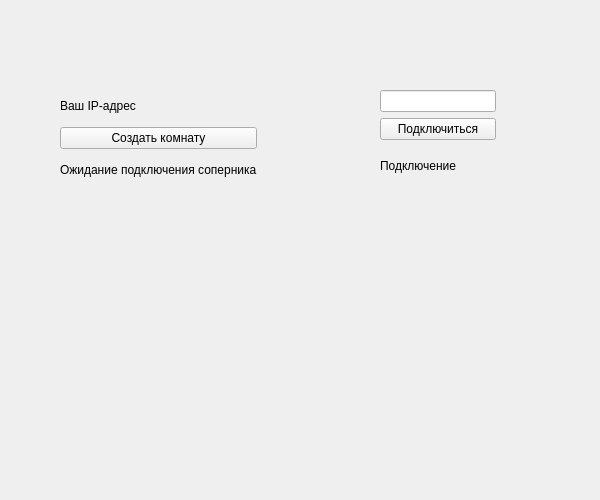
Before: the Qt Designer form GameUI/lobby.ui in Zandaru117/practice2_Zandakov_8B42, drawn with Qt 5.
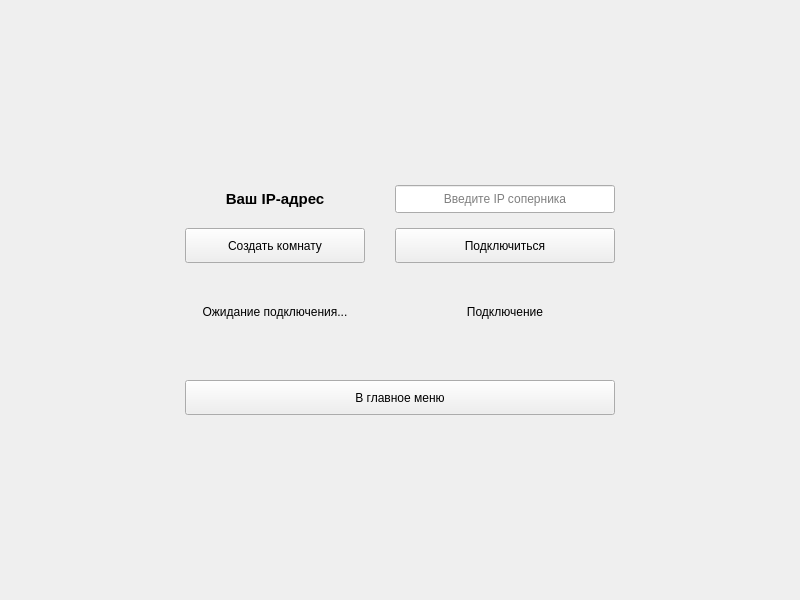
After: the same form once the commit is applied.

```diff
--- a/GameUI/lobby.ui
+++ b/GameUI/lobby.ui
@@ -6,80 +6,220 @@
    <rect>
     <x>0</x>
     <y>0</y>
-    <width>600</width>
-    <height>500</height>
+    <width>800</width>
+    <height>600</height>
    </rect>
   </property>
-  <widget class="QWidget" name="">
-   <property name="geometry">
-    <rect>
-     <x>60</x>
-     <y>90</y>
-     <width>436</width>
-     <height>95</height>
-    </rect>
-   </property>
-   <layout class="QHBoxLayout" name="horizontalLayout">
+  <property name="windowTitle">
+   <string>Лобби</string>
+  </property>
+  <layout class="QVBoxLayout" name="mainVerticalLayout">
     <item>
-     <layout class="QVBoxLayout" name="verticalLayout">
+    <spacer name="topSpacer">
+     <property name="orientation">
+      <enum>Qt::Vertical</enum>
+     </property>
+     <property name="sizeHint" stdset="0">
+      <size>
+       <width>20</width>
+       <height>40</height>
+      </size>
+     </property>
+    </spacer>
+   </item>
       <item>
-       <widget class="QLabel" name="label">
+    <layout class="QHBoxLayout" name="middleHorizontalLayout">
+     <item>
+      <spacer name="leftSpacer">
+       <property name="orientation">
+        <enum>Qt::Horizontal</enum>
+       </property>
+       <property name="sizeHint" stdset="0">
+        <size>
+         <width>40</width>
+         <height>20</height>
+        </size>
+       </property>
+      </spacer>
+     </item>
+     <item>
+      <widget class="QFrame" name="centralContainer">
+       <property name="minimumSize">
+        <size>
+         <width>450</width>
+         <height>250</height>
+        </size>
+       </property>
+       <property name="frameShape">
+        <enum>QFrame::NoFrame</enum>
+       </property>
+       <property name="frameShadow">
+        <enum>QFrame::Raised</enum>
+       </property>
+       <layout class="QVBoxLayout" name="containerLayout">
+        <property name="spacing">
+         <number>20</number>
+        </property>
+        <property name="leftMargin">
+         <number>10</number>
+        </property>
+        <property name="topMargin">
+         <number>10</number>
+        </property>
+        <property name="rightMargin">
+         <number>10</number>
+        </property>
+        <property name="bottomMargin">
+         <number>10</number>
+        </property>
+        <item>
+         <layout class="QGridLayout" name="lobbyGrid">
+          <property name="horizontalSpacing">
+           <number>30</number>
+          </property>
+          <property name="verticalSpacing">
+           <number>15</number>
+          </property>
+          <item row="0" column="0">
+           <widget class="QLabel" name="lblHostIP">
+            <property name="font">
+             <font>
+              <pointsize>11</pointsize>
+              <bold>true</bold>
+             </font>
+            </property>
         <property name="text">
-         <string>Ваш IP-адрес </string>
+             <string>Ваш IP-адрес</string>
+            </property>
+            <property name="alignment">
+             <set>Qt::AlignCenter</set>
         </property>
        </widget>
       </item>
-      <item>
-       <widget class="QPushButton" name="createLobbyBtn">
+          <item row="1" column="0">
+           <widget class="QPushButton" name="btnCreateRoom">
+            <property name="minimumSize">
+             <size>
+              <width>180</width>
+              <height>35</height>
+             </size>
+            </property>
         <property name="text">
          <string>Создать комнату</string>
         </property>
        </widget>
       </item>
-      <item>
-       <widget class="QLabel" name="statusLabel_1">
+          <item row="2" column="0">
+           <widget class="QLabel" name="lblHostStatus">
         <property name="text">
-         <string>Ожидание подключения соперника</string>
-        </property>
-       </widget>
-      </item>
-     </layout>
-    </item>
-    <item>
-     <spacer name="horizontalSpacer">
-      <property name="orientation">
-       <enum>Qt::Orientation::Horizontal</enum>
-      </property>
-      <property name="sizeHint" stdset="0">
+             <string>Ожидание подключения...</string>
+            </property>
+            <property name="alignment">
+             <set>Qt::AlignCenter</set>
+            </property>
+           </widget>
+          </item>
+          <item row="0" column="1">
+           <widget class="QLineEdit" name="txtServerIP">
+            <property name="minimumSize">
        <size>
-        <width>40</width>
-        <height>20</height>
-       </size>
-      </property>
-     </spacer>
-    </item>
-    <item>
-     <layout class="QVBoxLayout" name="verticalLayout_2">
-      <item>
-       <widget class="QLineEdit" name="lineEdit"/>
-      </item>
-      <item>
-       <widget class="QPushButton" name="connectBtn">
+              <width>180</width>
+              <height>28</height>
+             </size>
+            </property>
+            <property name="placeholderText">
+             <string>Введите IP соперника</string>
+            </property>
+            <property name="alignment">
+             <set>Qt::AlignCenter</set>
+            </property>
+           </widget>
+          </item>
+          <item row="1" column="1">
+           <widget class="QPushButton" name="btnConnect">
+            <property name="minimumSize">
+             <size>
+              <width>180</width>
+              <height>35</height>
+             </size>
+            </property>
         <property name="text">
          <string>Подключиться</string>
         </property>
        </widget>
       </item>
-      <item>
-       <widget class="QLabel" name="statusLabel_2">
+          <item row="2" column="1">
+           <widget class="QLabel" name="lblClientStatus">
         <property name="text">
          <string>Подключение</string>
         </property>
+            <property name="alignment">
+             <set>Qt::AlignCenter</set>
+            </property>
        </widget>
       </item>
      </layout>
     </item>
-   </layout>
-  </widget>
+        <item>
+         <spacer name="buttonSpacer">
+          <property name="orientation">
+           <enum>Qt::Vertical</enum>
+          </property>
+          <property name="sizeType">
+           <enum>QSizePolicy::Fixed</enum>
+          </property>
+          <property name="sizeHint" stdset="0">
+           <size>
+            <width>20</width>
+            <height>15</height>
+           </size>
+          </property>
+         </spacer>
+        </item>
+        <item>
+         <widget class="QPushButton" name="btnBackLobby">
+          <property name="minimumSize">
+           <size>
+            <width>150</width>
+            <height>35</height>
+           </size>
+          </property>
+          <property name="text">
+           <string>В главное меню</string>
+          </property>
+         </widget>
+        </item>
+       </layout>
+      </widget>
+     </item>
+     <item>
+      <spacer name="rightSpacer">
+       <property name="orientation">
+        <enum>Qt::Horizontal</enum>
+       </property>
+       <property name="sizeHint" stdset="0">
+        <size>
+         <width>40</width>
+         <height>20</height>
+        </size>
+       </property>
+      </spacer>
+     </item>
+    </layout>
+   </item>
+   <item>
+    <spacer name="bottomSpacer">
+     <property name="orientation">
+      <enum>Qt::Vertical</enum>
+     </property>
+     <property name="sizeHint" stdset="0">
+      <size>
+       <width>20</width>
+       <height>40</height>
+      </size>
+     </property>
+    </spacer>
+   </item>
+  </layout>
  </widget>
 </ui>
```
Left out of the diff: 2 changed lines with no effect on the pictures. Lines whose indentation alone changed are shown as unchanged.
